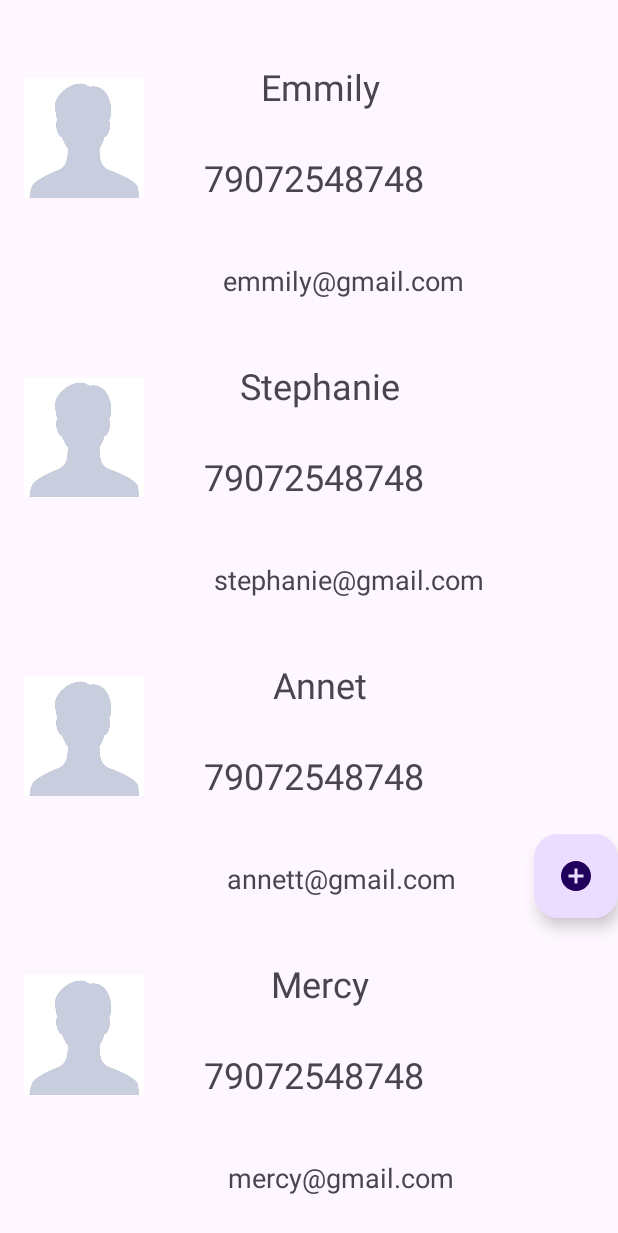
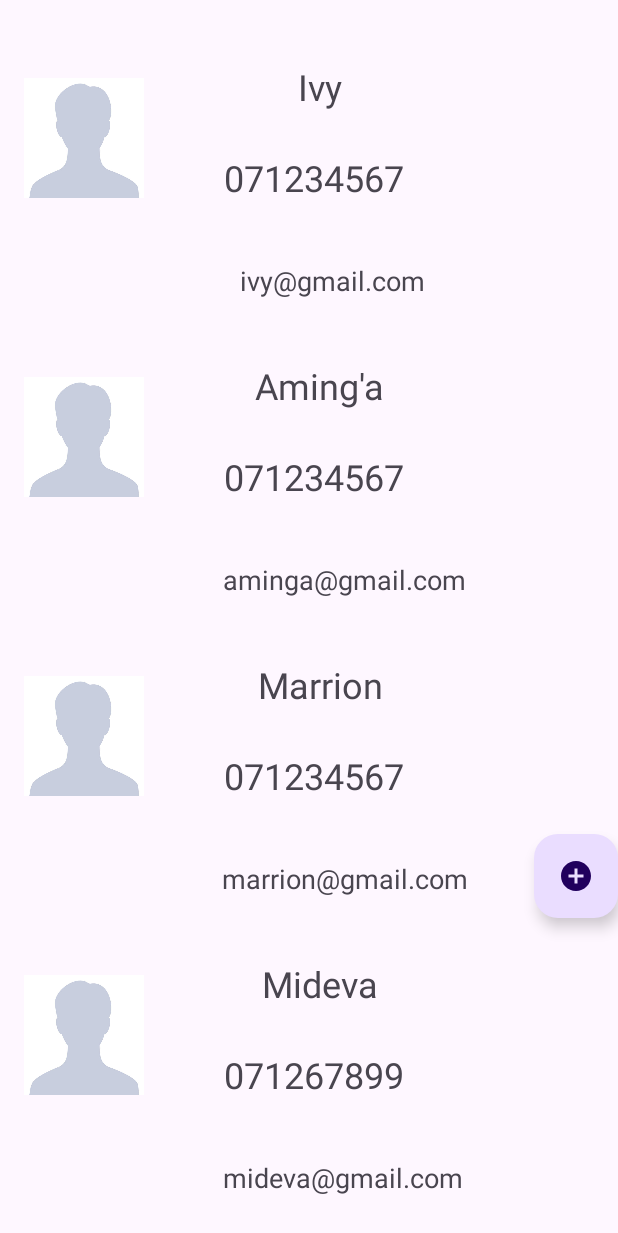
Before and after one commit to Ivy-aminga/CONTACTS-APP, an Android app: the screen it shows after launch (MainActivity), on a phone screen of 412 x 824 dp. Shown: the top 1233 px of the screen. Run offline under Robolectric (Android 15) with nearby library versions, the phone set to English and light mode, and no system bars; our stand-ins replace Picasso; libraries missing offline, so code that uses them is left out: jp.wasabeef.picasso; pictures from the network do not load; 1 statement that could not run was skipped.

Commit message:
contacts app

```diff
--- a/app/src/main/java/com/example/contactapp/MainActivity.kt
+++ b/app/src/main/java/com/example/contactapp/MainActivity.kt
@@ -27,16 +27,16 @@ class MainActivity : AppCompatActivity() {
     }
 
     fun displayContacts(){
-        var name1 = ContactData("Emmily","emmily@gmail.com","79072548748","https://images.unsplash.com/photo-1502823403499-6ccfcf4fb453?ixlib=rb-4.0.3&ixid=M3wxMjA3fDB8MHxwaG90by1wYWdlfHx8fGVufDB8fHx8fA%3D%3D&auto=format&fit=crop&w=387&q=80")
-        var name2 = ContactData("Stephanie","stephanie@gmail.com","79072548748","https://images.unsplash.com/photo-1502823403499-6ccfcf4fb453?ixlib=rb-4.0.3&ixid=M3wxMjA3fDB8MHxwaG90by1wYWdlfHx8fGVufDB8fHx8fA%3D%3D&auto=format&fit=crop&w=387&q=80")
-        var name3 = ContactData("Annet","annett@gmail.com","79072548748","https://images.unsplash.com/photo-1502823403499-6ccfcf4fb453?ixlib=rb-4.0.3&ixid=M3wxMjA3fDB8MHxwaG90by1wYWdlfHx8fGVufDB8fHx8fA%3D%3D&auto=format&fit=crop&w=387&q=80")
-        var name4 = ContactData("Mercy","mercy@gmail.com","79072548748","https://media.istockphoto.com/id/1381203194/photo/beautiful-afro-woman.jpg?s=612x612&w=0&k=20&c=6Klilmbsd4buHLE1QkWYg_duPsoMtQ9XrOwSvL6Xir0=")
-        var name5 = ContactData("John","john@gmail.com","79072548748", "https://images.unsplash.com/photo-1502823403499-6ccfcf4fb453?ixlib=rb-4.0.3&ixid=M3wxMjA3fDB8MHxwaG90by1wYWdlfHx8fGVufDB8fHx8fA%3D%3D&auto=format&fit=crop&w=387&q=80")
-        var name6= ContactData("Jane","jane@gmail.com","79072548748","https://media.istockphoto.com/id/1408224350/photo/photo-of-cheerful-dark-skin-girl-dance-cool-wear-summer-outfit-raise-hands-isolated-on-funky.jpg?s=612x612&w=0&k=20&c=Jtqzmi7Lbpz9qRQfpIrOE5D_Wuaw3KH2AUw_0W3nJuE=")
-        var name7 = ContactData("Magret","magret@gmail.com","79072548748","https://media.istockphoto.com/id/1255950210/photo/close-up-portrait-of-happy-african-american-woman-looking-at-camera-with-mouth-open.jpg?s=612x612&w=0&k=20&c=YBIkv7xW_Cz0pCCSTwIl3UYKXkva49H-yIcj5IcFfps=")
-        var name8 = ContactData("Leila","leila@gmail.com","79072548748","https://media.istockphoto.com/id/1426200383/photo/charming-african-american-young-woman-listen-music-track-isolated-on-white-background-afro.jpg?s=612x612&w=0&k=20&c=C8cN8hXVAZ2V6dxkNQZI1USGJp11UVq6ddGyKRU4iyQ=")
-        var name9 = ContactData("Ayla","ayla@gmail.com","79072548748","https://media.istockphoto.com/id/928419104/photo/beauty-portrait-of-young-african-american-girl-with-afro-hairstyle-girl-posing-on-yellow.jpg?s=612x612&w=0&k=20&c=OP3qrkArCaXP99kqGy7ADL6QA8XBPrnbXNNykCUEnJk=")
-        var name10 = ContactData("Yvonne","yvonne@gmail.com","79072548748","https://media.istockphoto.com/id/1293629947/photo/young-african-american-woman-smiling-posing-on-yellow-background.jpg?s=612x612&w=0&k=20&c=7csvY2FQuY2o4D8C38qzpvOiUQcWribnVhRZHK4jMy4=" )
+        var name1 = ContactData("Ivy","ivy@gmail.com","071234567","https://media.istockphoto.com/id/1381203194/photo/beautiful-afro-woman.jpg?s=612x612&w=0&k=20&c=6Klilmbsd4buHLE1QkWYg_duPsoMtQ9XrOwSvL6Xir0=")
+        var name2 = ContactData("Aming'a","aminga@gmail.com","071234567","https://media.istockphoto.com/id/1293629947/photo/young-african-american-woman-smiling-posing-on-yellow-background.jpg?s=612x612&w=0&k=20&c=7csvY2FQuY2o4D8C38qzpvOiUQcWribnVhRZHK4jMy4=")
+        var name3 = ContactData("Marrion","marrion@gmail.com","071234567","https://media.istockphoto.com/id/1426200383/photo/charming-african-american-young-woman-listen-music-track-isolated-on-white-background-afro.jpg?s=612x612&w=0&k=20&c=C8cN8hXVAZ2V6dxkNQZI1USGJp11UVq6ddGyKRU4iyQ=")
+        var name4 = ContactData("Mideva","mideva@gmail.com","071267899","https://media.istockphoto.com/id/1381203194/photo/beautiful-afro-woman.jpg?s=612x612&w=0&k=20&c=6Klilmbsd4buHLE1QkWYg_duPsoMtQ9XrOwSvL6Xir0=")
+        var name5 = ContactData("Aniso","aniso@gmail.com","07689654", "https://media.istockphoto.com/id/1408224350/photo/photo-of-cheerful-dark-skin-girl-dance-cool-wear-summer-outfit-raise-hands-isolated-on-funky.jpg?s=612x612&w=0&k=20&c=Jtqzmi7Lbpz9qRQfpIrOE5D_Wuaw3KH2AUw_0W3nJuE=")
+        var name6= ContactData("Kilas","kilas@gmail.com","0724678863","https://media.istockphoto.com/id/1408224350/photo/photo-of-cheerful-dark-skin-girl-dance-cool-wear-summer-outfit-raise-hands-isolated-on-funky.jpg?s=612x612&w=0&k=20&c=Jtqzmi7Lbpz9qRQfpIrOE5D_Wuaw3KH2AUw_0W3nJuE=")
+        var name7 = ContactData("Pauline","pauline@gmail.com","073456782","https://media.istockphoto.com/id/1255950210/photo/close-up-portrait-of-happy-african-american-woman-looking-at-camera-with-mouth-open.jpg?s=612x612&w=0&k=20&c=YBIkv7xW_Cz0pCCSTwIl3UYKXkva49H-yIcj5IcFfps=")
+        var name8 = ContactData("Okoth","okoth@gmail.com","0790725487","https://media.istockphoto.com/id/1426200383/photo/charming-african-american-young-woman-listen-music-track-isolated-on-white-background-afro.jpg?s=612x612&w=0&k=20&c=C8cN8hXVAZ2V6dxkNQZI1USGJp11UVq6ddGyKRU4iyQ=")
+        var name9 = ContactData("Clever","clever@gmail.com","0735679890","https://media.istockphoto.com/id/928419104/photo/beauty-portrait-of-young-african-american-girl-with-afro-hairstyle-girl-posing-on-yellow.jpg?s=612x612&w=0&k=20&c=OP3qrkArCaXP99kqGy7ADL6QA8XBPrnbXNNykCUEnJk=")
+        var name10 = ContactData("Nyeliep","nyeliep@gmail.com","0787487689","https://media.istockphoto.com/id/1293629947/photo/young-african-american-woman-smiling-posing-on-yellow-background.jpg?s=612x612&w=0&k=20&c=7csvY2FQuY2o4D8C38qzpvOiUQcWribnVhRZHK4jMy4=" )
         var names = listOf<ContactData>(name1,name2, name3,name4,name5,name6,name7,name8,name9,name10)
         binding.rvContact.layoutManager = LinearLayoutManager(this)
         val contactsAdapter =ContactsAdapter(names)
--- a/app/src/main/res/layout/contact_list_item.xml
+++ b/app/src/main/res/layout/contact_list_item.xml
@@ -26,7 +26,7 @@
         android:layout_marginStart="61dp"
         android:layout_marginTop="41dp"
         android:layout_marginEnd="141dp"
-        android:text="Emilly"
+        android:text="Ivy"
         android:textSize="24sp"
         app:layout_constraintEnd_toEndOf="parent"
         app:layout_constraintStart_toEndOf="@+id/ivAvatar"
@@ -39,7 +39,7 @@
         android:layout_marginStart="57dp"
         android:layout_marginTop="28dp"
         android:layout_marginEnd="145dp"
-        android:text="07435678426"
+        android:text="0714072926"
         android:textSize="24sp"
         app:layout_constraintEnd_toEndOf="parent"
         app:layout_constraintStart_toEndOf="@+id/ivAvatar"
@@ -52,7 +52,7 @@
         android:layout_marginStart="67dp"
         android:layout_marginTop="40dp"
         android:layout_marginEnd="135dp"
-        android:text="emmilyodhiamboAgmail.com"
+        android:text="eamingaivy@gmail.com"
         android:textSize="18sp"
         app:layout_constraintEnd_toEndOf="parent"
         app:layout_constraintHorizontal_bias="0.306"
```
